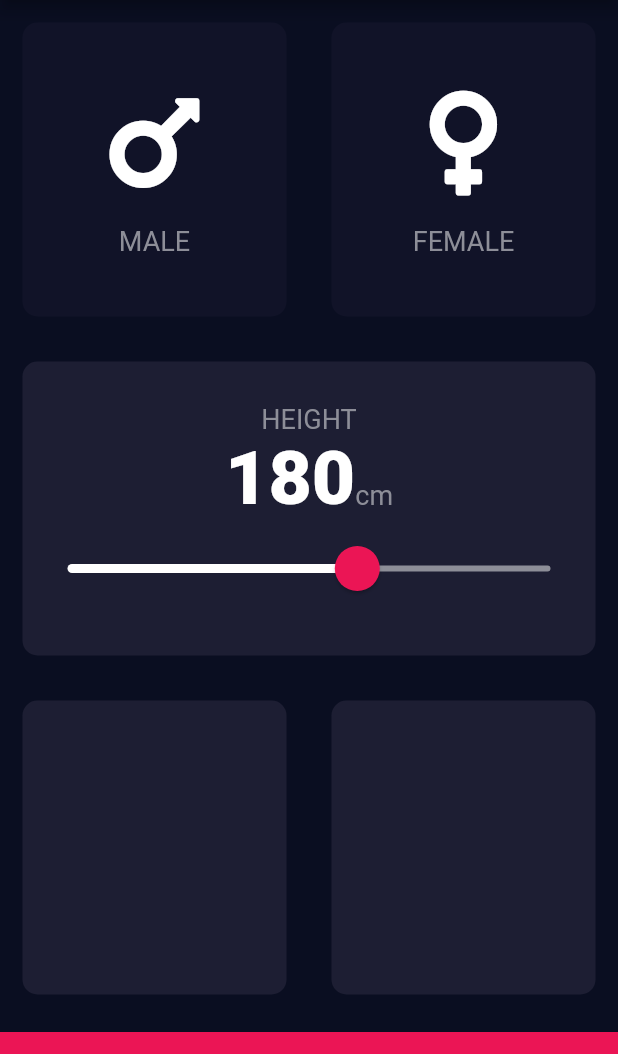
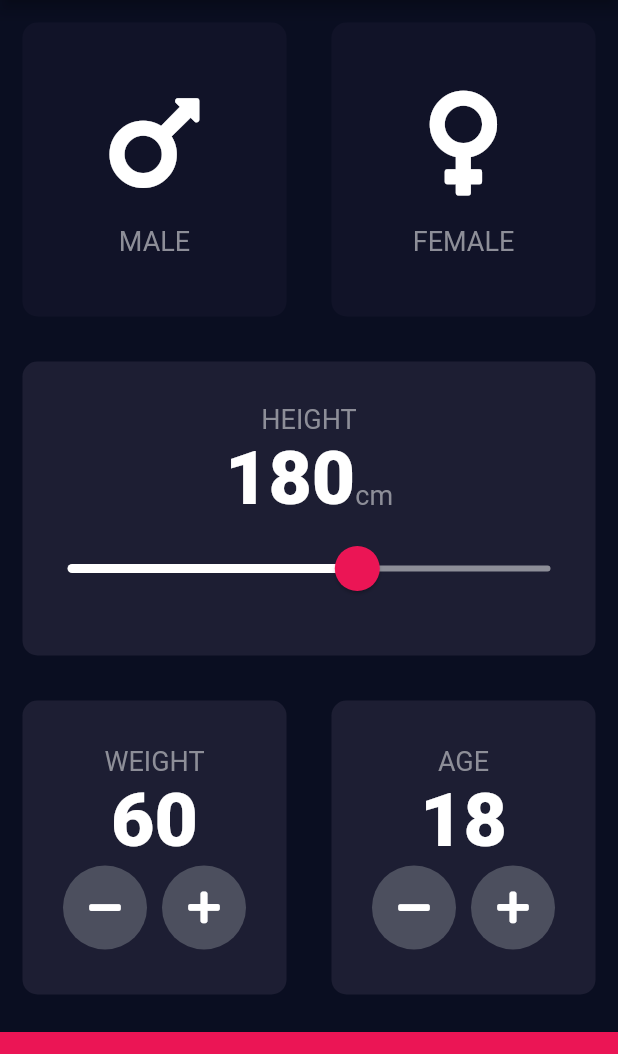
Before and after one commit to hritikhrk/bmi_calculator_flutter, a Flutter app: the screen it shows after launch, on a phone screen of 412 x 824 dp, the part 84-1138 px from its top. Run offline on Flutter 3.47's test engine with Material 2 defaults, Android fonts, the phone set to English and light mode, and no system bars; our stand-ins replace font_awesome_flutter.

Commit message:
add weight and age content

```diff
--- a/lib/input_page.dart
+++ b/lib/input_page.dart
@@ -14,6 +14,8 @@ class InputPage extends StatefulWidget {
 class _InputPageState extends State<InputPage> {
   Gender selectedGender;
   int height = 180;
+  int weight = 60;
+  int age = 18;
 
   @override
   Widget build(BuildContext context) {
@@ -92,8 +94,10 @@ class _InputPageState extends State<InputPage> {
                       activeTrackColor: Colors.white,
                       inactiveTrackColor: Color(0xFF8D8E98),
                       thumbColor: Color(0xFFEB1555),
-                      thumbShape: RoundSliderThumbShape(enabledThumbRadius: 15.0),
-                      overlayShape: RoundSliderOverlayShape(overlayRadius: 30.0),
+                      thumbShape:
+                          RoundSliderThumbShape(enabledThumbRadius: 15.0),
+                      overlayShape:
+                          RoundSliderOverlayShape(overlayRadius: 30.0),
                       overlayColor: Color(0x29EB1555),
                     ),
                     child: Slider(
@@ -117,11 +121,85 @@ class _InputPageState extends State<InputPage> {
                 Expanded(
                   child: ReusableCard(
                     colour: kActiveCardColour,
+                    cardChild: Column(
+                      mainAxisAlignment: MainAxisAlignment.center,
+                      children: <Widget>[
+                        Text(
+                          'WEIGHT',
+                          style: kLabelTextStyle,
+                        ),
+                        Text(
+                          weight.toString(),
+                          style: kNumberTextStyle,
+                        ),
+                        Row(
+                          mainAxisAlignment: MainAxisAlignment.center,
+                          children: <Widget>[
+                            RoundIconButton(
+                              icon: FontAwesomeIcons.minus,
+                              onPressed: () {
+                                setState(() {
+                                  weight--;
+                                });
+                              },
+                            ),
+                            SizedBox(
+                              width: 10.0,
+                            ),
+                            RoundIconButton(
+                              icon: FontAwesomeIcons.plus,
+                              onPressed: () {
+                                setState(() {
+                                  weight++;
+                                });
+                              },
+                            ),
+                          ],
+                        )
+                      ],
+                    ),
                   ),
                 ),
                 Expanded(
                   child: ReusableCard(
                     colour: kActiveCardColour,
+                    cardChild: Column(
+                      mainAxisAlignment: MainAxisAlignment.center,
+                      children: <Widget>[
+                        Text(
+                          'AGE',
+                          style: kLabelTextStyle,
+                        ),
+                        Text(
+                          age.toString(),
+                          style: kNumberTextStyle,
+                        ),
+                        Row(
+                          mainAxisAlignment: MainAxisAlignment.center,
+                          children: <Widget>[
+                            RoundIconButton(
+                              icon: FontAwesomeIcons.minus,
+                              onPressed: () {
+                                setState(() {
+                                  age--;
+                                });
+                              },
+                            ),
+                            SizedBox(
+                              width: 10.0,
+                            ),
+                            RoundIconButton(
+                              icon: FontAwesomeIcons.plus,
+                              onPressed: () {
+                                setState(() {
+                                  age++;
+                                });
+                              },
+                            ),
+                          ],
+                        )
+                      ],
+                    ),
                   ),
                 ),
               ],
@@ -138,3 +216,25 @@ class _InputPageState extends State<InputPage> {
     );
   }
 }
+
+class RoundIconButton extends StatelessWidget {
+  RoundIconButton({@required this.icon, @required this.onPressed});
+
+  final IconData icon;
+  final Function onPressed;
+
+  @override
+  Widget build(BuildContext context) {
+    return RawMaterialButton(
+      elevation: 0.0,
+      onPressed: onPressed,
+      shape: CircleBorder(),
+      fillColor: Color(0xFF4C4F5E),
+      child: Icon(icon),
+      constraints: BoxConstraints.tightFor(
+        width: 56.0,
+        height: 56.0,
+      ),
+    );
+  }
+}
```
